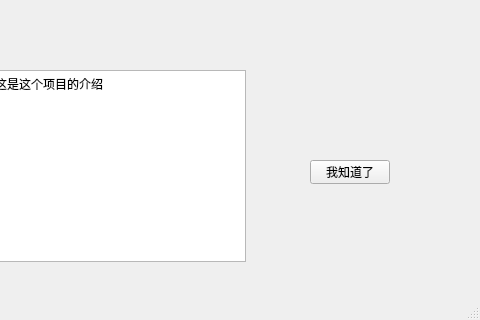
First picture: the form in Project/introduction.ui, repository haiweng05/QtProject, before the edit; both pictures show x 160 to 640 and y 160 to 480 of the 640 by 480 pixel window.
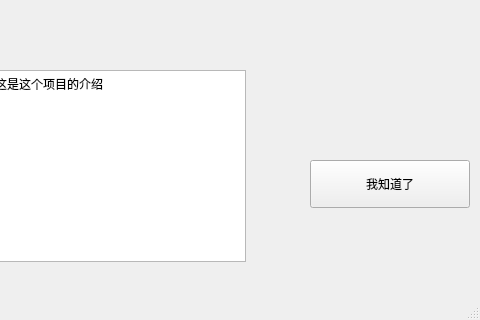
Second picture: the form after the edit.

The edit to the form file:
```diff
--- a/Project/introduction.ui
+++ b/Project/introduction.ui
@@ -10,6 +10,12 @@
     <height>480</height>
    </rect>
   </property>
+  <property name="minimumSize">
+   <size>
+    <width>640</width>
+    <height>480</height>
+   </size>
+  </property>
   <property name="windowTitle">
    <string>MainWindow</string>
   </property>
@@ -19,8 +25,8 @@
      <rect>
       <x>470</x>
       <y>320</y>
-      <width>80</width>
-      <height>24</height>
+      <width>160</width>
+      <height>48</height>
      </rect>
     </property>
     <property name="text">
```
Left out of the diff: 9 changed lines with no effect on the pictures.
